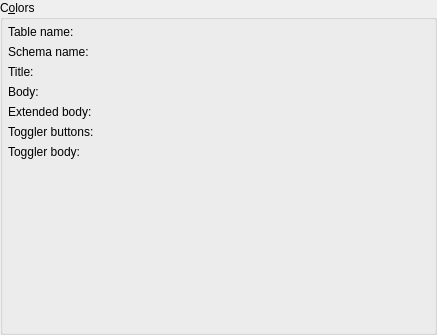
This is libs/libgui/ui/dbobjects/tagwidget.ui in maniac787/pgmodeler as Qt 5 draws it before an edit. The edited form follows.
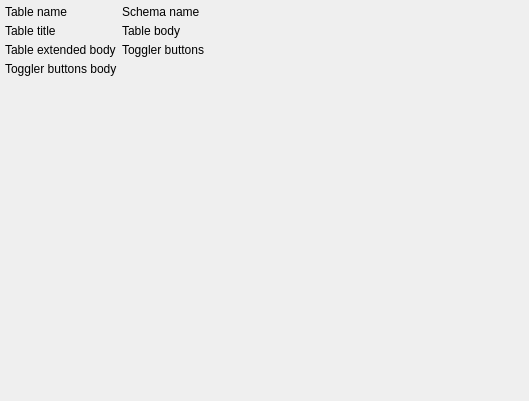
This is the edited form.

Commit message: Improve configureTabbedLayout variants and refactor TagWidget and TextboxWidget

Diff of the .ui file:
```diff
--- a/libs/libgui/ui/dbobjects/tagwidget.ui
+++ b/libs/libgui/ui/dbobjects/tagwidget.ui
@@ -6,32 +6,14 @@
    <rect>
     <x>0</x>
     <y>0</y>
-    <width>437</width>
-    <height>335</height>
+    <width>529</width>
+    <height>401</height>
    </rect>
   </property>
-  <layout class="QGridLayout" name="tag_grid">
-   <property name="leftMargin">
-    <number>0</number>
-   </property>
-   <property name="topMargin">
-    <number>0</number>
-   </property>
-   <property name="rightMargin">
-    <number>0</number>
-   </property>
-   <property name="bottomMargin">
-    <number>0</number>
-   </property>
+  <layout class="QVBoxLayout" name="verticalLayout_8">
    <property name="spacing">
     <number>5</number>
    </property>
-   <item row="0" column="0">
-    <widget class="QGroupBox" name="groupBox">
-     <property name="title">
-      <string>C&amp;olors</string>
-     </property>
-     <layout class="QGridLayout" name="colors_grid">
       <property name="leftMargin">
        <number>5</number>
       </property>
@@ -44,70 +26,136 @@
       <property name="bottomMargin">
        <number>5</number>
       </property>
-      <item row="7" column="0">
-       <spacer name="verticalSpacer">
-        <property name="orientation">
-         <enum>Qt::Vertical</enum>
-        </property>
-        <property name="sizeHint" stdset="0">
-         <size>
-          <width>20</width>
-          <height>40</height>
-         </size>
-        </property>
-       </spacer>
-      </item>
-      <item row="1" column="0">
-       <widget class="QLabel" name="sch_name_lbl">
-        <property name="text">
-         <string>Schema name:</string>
-        </property>
-       </widget>
-      </item>
-      <item row="2" column="0">
-       <widget class="QLabel" name="title_lbl">
-        <property name="text">
-         <string>Title:</string>
-        </property>
-       </widget>
-      </item>
-      <item row="4" column="0">
-       <widget class="QLabel" name="extbody_lbl">
-        <property name="text">
-         <string>Extended body:</string>
-        </property>
-       </widget>
-      </item>
-      <item row="5" column="0">
-       <widget class="QLabel" name="toggler_btns_lbl">
-        <property name="text">
-         <string>Toggler buttons:</string>
-        </property>
-       </widget>
-      </item>
+   <item>
+    <layout class="QGridLayout" name="gridLayout">
+     <property name="spacing">
+      <number>5</number>
+     </property>
       <item row="3" column="0">
+      <layout class="QVBoxLayout" name="toggler_body_lt">
+       <property name="spacing">
+        <number>5</number>
+       </property>
+       <item>
+        <widget class="QLabel" name="toggler_body_lbl">
+         <property name="text">
+          <string>Toggler buttons body</string>
+         </property>
+        </widget>
+       </item>
+      </layout>
+     </item>
+     <item row="1" column="1">
+      <layout class="QVBoxLayout" name="body_lt">
+       <property name="spacing">
+        <number>5</number>
+       </property>
+       <item>
        <widget class="QLabel" name="body_lbl">
         <property name="text">
-         <string>Body:</string>
+          <string>Table body</string>
         </property>
        </widget>
       </item>
+      </layout>
+     </item>
       <item row="0" column="0">
+      <layout class="QVBoxLayout" name="tab_name_lt">
+       <property name="spacing">
+        <number>5</number>
+       </property>
+       <item>
        <widget class="QLabel" name="tab_name_lbl">
         <property name="text">
-         <string>Table name:</string>
+          <string>Table name</string>
         </property>
        </widget>
       </item>
-      <item row="6" column="0">
-       <widget class="QLabel" name="toggler_body_lbl">
+      </layout>
+     </item>
+     <item row="2" column="0">
+      <layout class="QVBoxLayout" name="extbody_lt">
+       <property name="spacing">
+        <number>5</number>
+       </property>
+       <item>
+        <widget class="QLabel" name="extbody_lbl">
         <property name="text">
-         <string>Toggler body:</string>
+          <string>Table extended body</string>
         </property>
        </widget>
       </item>
      </layout>
-    </widget>
+     </item>
+     <item row="0" column="2" rowspan="4">
+      <spacer name="horizontalSpacer">
+       <property name="orientation">
+        <enum>Qt::Orientation::Horizontal</enum>
+       </property>
+       <property name="sizeHint" stdset="0">
+        <size>
+         <width>40</width>
+         <height>20</height>
+        </size>
+       </property>
+      </spacer>
+     </item>
+     <item row="2" column="1">
+      <layout class="QVBoxLayout" name="toggler_btns_lt">
+       <property name="spacing">
+        <number>5</number>
+       </property>
+       <item>
+        <widget class="QLabel" name="toggler_btns_lbl">
+         <property name="text">
+          <string>Toggler buttons</string>
+         </property>
+        </widget>
+       </item>
+      </layout>
+     </item>
+     <item row="0" column="1">
+      <layout class="QVBoxLayout" name="sch_name_lt">
+       <property name="spacing">
+        <number>5</number>
+       </property>
+       <item>
+        <widget class="QLabel" name="sch_name_lbl">
+         <property name="text">
+          <string>Schema name</string>
+         </property>
+        </widget>
+       </item>
+      </layout>
+     </item>
+     <item row="1" column="0">
+      <layout class="QVBoxLayout" name="title_lt">
+       <property name="spacing">
+        <number>5</number>
+       </property>
+       <item>
+        <widget class="QLabel" name="title_lbl">
+         <property name="text">
+          <string>Table title</string>
+         </property>
+        </widget>
+       </item>
+      </layout>
+     </item>
+     <item row="4" column="0" colspan="3">
+      <spacer name="verticalSpacer">
+       <property name="orientation">
+        <enum>Qt::Orientation::Vertical</enum>
+       </property>
+       <property name="sizeHint" stdset="0">
+        <size>
+         <width>17</width>
+         <height>267</height>
+        </size>
+       </property>
+      </spacer>
+     </item>
+    </layout>
    </item>
   </layout>
  </widget>
```
Lines whose indentation alone changed are shown as unchanged. The commit also changes 10 other files.
